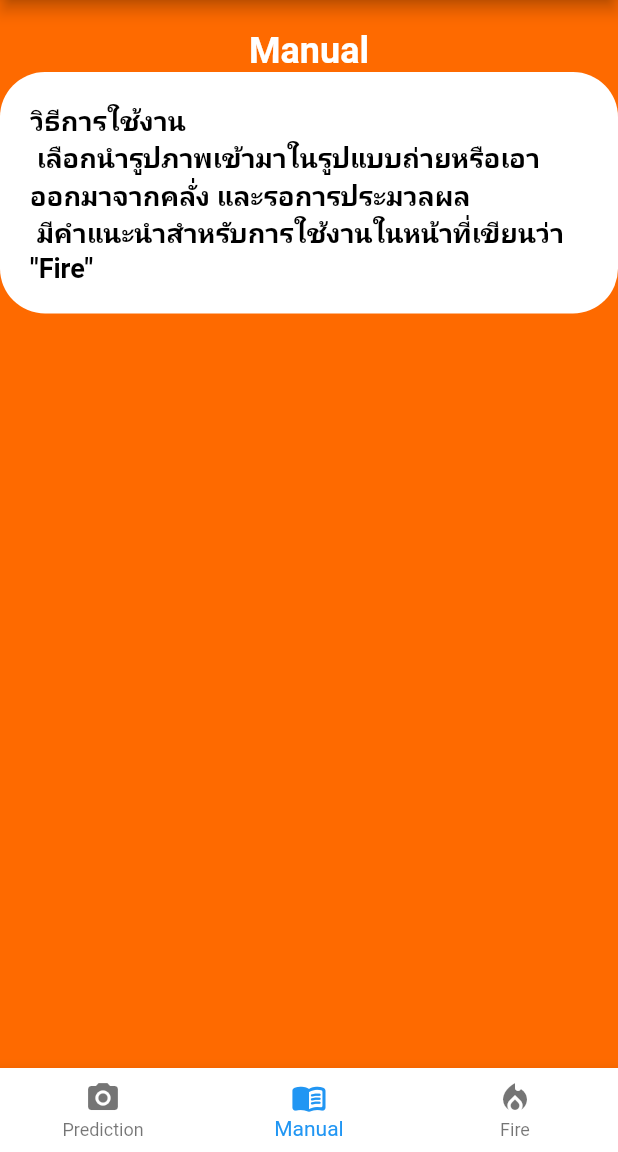
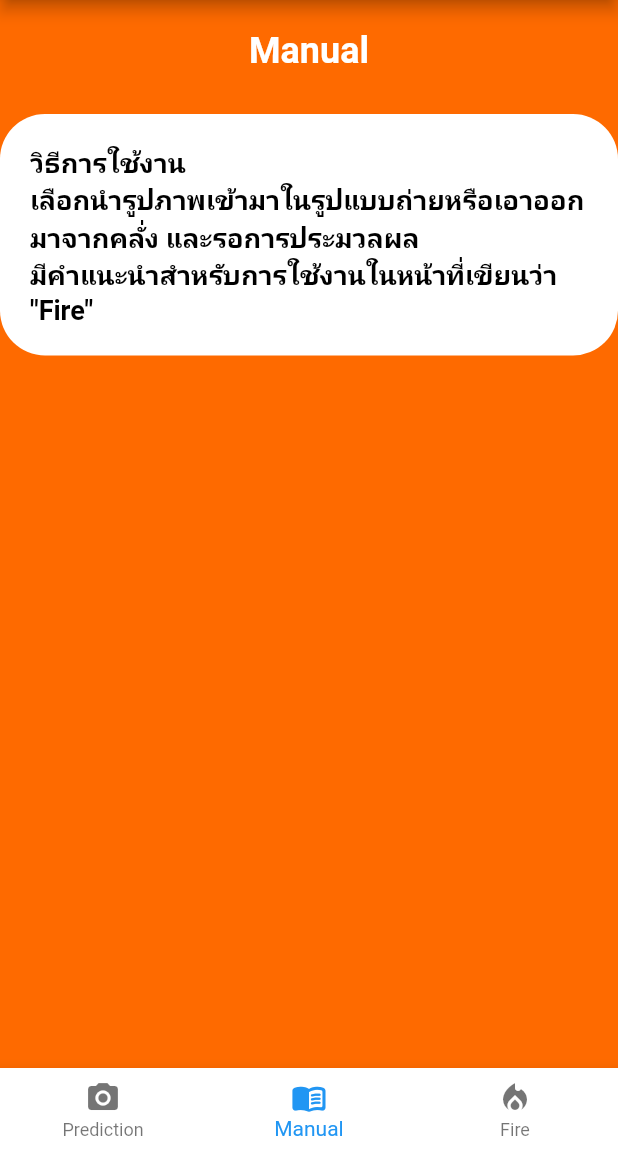
Before and after one commit to patpat46/FIRE_Smoke, a Flutter app: the screen it shows after launch, item 2 of the bottom bar chosen, on a phone screen of 412 x 824 dp, the part 84-1236 px from its top. Run offline on Flutter 3.47's test engine with Material 2 defaults, Android fonts, the phone set to English and light mode, and no system bars; our stand-ins replace image_picker; missing offline and left inert: tflite.

Commit message:
hot fix 2ทุ่ม

```diff
--- a/lib/screan/Firedef.dart
+++ b/lib/screan/Firedef.dart
@@ -31,7 +31,7 @@ class Disease extends StatelessWidget {
                   borderRadius: BorderRadius.circular(30),
                 ),
                 child: Text(
-                  'การป้องกันนั้นสามารถทำได้หลายวิธี เริ่มจากดับไฟที่เคยจุดไว้,เข้าไปดับกองไฟที่ไม่ใหญ่มากด้วยการนำผ้าไปชุบน้ำและกลบบนลงกองไฟนั้น เมื่อเห็นควันไฟที่เราไม่สามารถทำอะไรได้ให้โทรแจ้ง 1362 และให้หลีกเลี่ยงจากควันไฟนั้นอย่างน้อย1กิโลเมตร',
+                  'การป้องกันนั้นสามารถทำได้หลายวิธี \nเริ่มจากดับไฟที่เคยจุดไว้,เข้าไปดับกองไฟที่ไม่ใหญ่มากด้วยการนำผ้าไปชุบน้ำและกลบบนลงกองไฟนั้น \nเมื่อเห็นควันไฟที่เราไม่สามารถทำอะไรได้ให้โทรแจ้ง "1362" และให้หลีกเลี่ยงจากควันไฟนั้นอย่างน้อย1กิโลเมตร',
                   style: TextStyle(
                     fontSize: 18,
                     fontWeight: FontWeight.bold,
--- a/lib/screan/factor.dart
+++ b/lib/screan/factor.dart
@@ -18,7 +18,7 @@ class _FactorState extends State<Factor> {
             mainAxisAlignment: MainAxisAlignment.center,
             children: const [
               Text(
-                'สาเหตุ',
+                'สาเหตุ\n',
                 style: TextStyle(
                   color: Color.fromARGB(255, 255, 255, 255),
                   fontSize: 24,
--- a/lib/screan/manual.dart
+++ b/lib/screan/manual.dart
@@ -19,7 +19,7 @@ class _ManualState extends State<Manual> {
               mainAxisAlignment: MainAxisAlignment.center,
               children: const [
                 Text(
-                  'Manual',
+                  'Manual\n',
                   style: TextStyle(
                       color: Color.fromARGB(255, 255, 255, 255),
                       fontSize: 24,
@@ -36,7 +36,7 @@ class _ManualState extends State<Manual> {
                     borderRadius: BorderRadius.circular(30),
                   ),
                   child: Text(
-                    'วิธีการใช้งาน \n เลือกนำรูปภาพเข้ามาในรูปแบบถ่ายหรือเอาออกมาจากคลั่ง และรอการประมวลผล \n มีคำแนะนำสำหรับการใช้งานในหน้าที่เขียนว่า "Fire" ',
+                    'วิธีการใช้งาน \nเลือกนำรูปภาพเข้ามาในรูปแบบถ่ายหรือเอาออกมาจากคลั่ง และรอการประมวลผล \nมีคำแนะนำสำหรับการใช้งานในหน้าที่เขียนว่า "Fire" ',
                     style: TextStyle(
                       fontSize: 18,
                       fontWeight: FontWeight.bold,
--- a/lib/screan/prediction.dart
+++ b/lib/screan/prediction.dart
@@ -110,7 +110,7 @@ class _PredictState extends State<Predict> {
       backgroundColor: Color.fromARGB(255, 255, 111, 0),
       body: Column(
         children: [
-          const Padding(padding: EdgeInsets.all(0)),
+          const Padding(padding: EdgeInsets.all(8)),
           Row(
             mainAxisAlignment: MainAxisAlignment.center,
             children: const [
@@ -140,7 +140,7 @@ class _PredictState extends State<Predict> {
                   Visibility(
                       visible: showText,
                       child: const Text(
-                        'เลือกรูปภาพของคุณ',
+                        'เลือกรูปภาพของคุณ\n',
                         style: TextStyle(
                           color: Colors.black,
                           fontSize: 24,
@@ -150,7 +150,7 @@ class _PredictState extends State<Predict> {
                   Visibility(
                       visible: hideText,
                       child: const Text(
-                        'ผลก็คือ!',
+                        'ผลก็คือ!\n',
                         style: TextStyle(
                           color: Colors.black,
                           fontSize: 24,
--- a/lib/screan/splash_screen.dart
+++ b/lib/screan/splash_screen.dart
@@ -13,7 +13,7 @@ class _SplashScreenState extends State<SplashScreen> {
   @override
   void initState() {
     super.initState();
-    Timer(const Duration(seconds: 5), () {
+    Timer(const Duration(seconds: 2), () {
       Navigator.of(context).pushReplacement(
         MaterialPageRoute(
           builder: (_) => MyBottomBar(),
```
